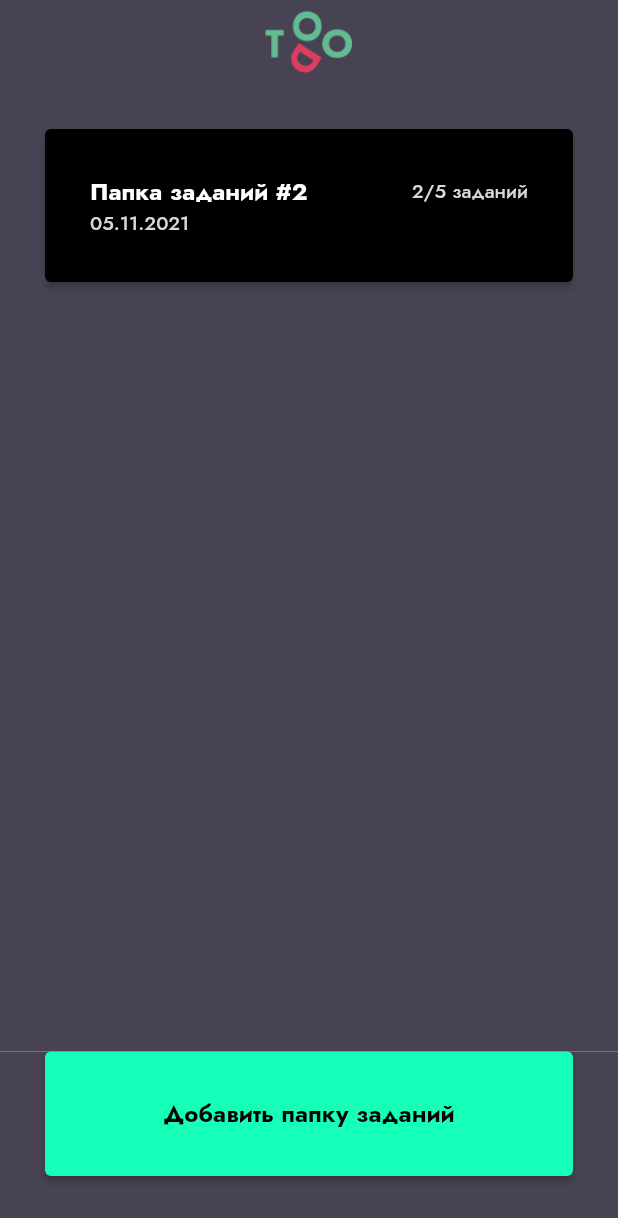
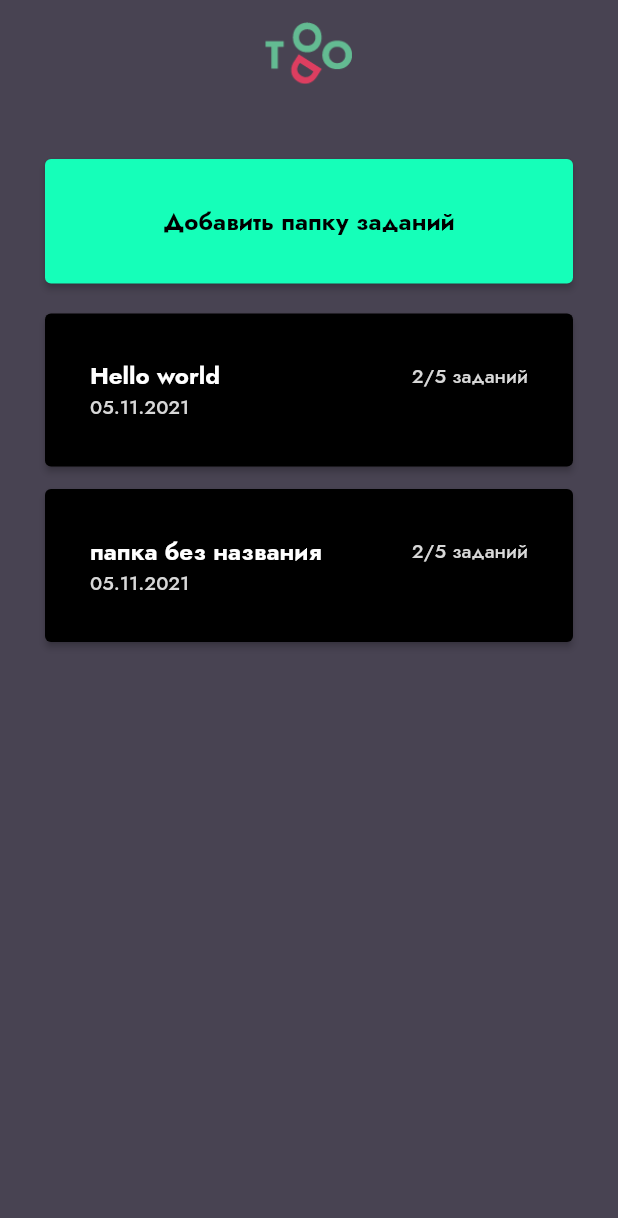
Before and after one commit to Hiwo-1101000-1101001/Flutter_todo, a Flutter app: the screen it shows after launch, on a phone screen of 412 x 824 dp. Shown: the top 1218 px of the screen. Run offline on Flutter 3.47's test engine with Material 2 defaults, Android fonts, the phone set to English and light mode, and no system bars.

Commit message:
Немного изменений внешнего вида, добавление роутов

```diff
--- a/lib/main.dart
+++ b/lib/main.dart
@@ -1,8 +1,9 @@
 import "package:flutter/material.dart";
-import 'const.dart'; // Const
-// Widgets
-import 'package:flutter_app/widgets/buttonsheet_button_widget.dart';
-import 'widgets/card_widget.dart';
+import 'package:flutter_app/const.dart'; // Const
+
+// Pages
+import 'package:flutter_app/screens/main_screen.dart';
+import 'package:flutter_app/screens/todo_detail_screen.dart'; // HomePage
 
 void main() => runApp(App());
 
@@ -12,54 +13,20 @@ class App extends StatelessWidget {
   @override
   Widget build(BuildContext context) {
     return MaterialApp(
-        theme: ThemeData(
-            // Назначил цвет фона
-            scaffoldBackgroundColor: BACKGROUND_COLOR,
-            // Назначил шрифт из файла pubspec.yaml
-            fontFamily: FONT_FAMILY),
-        home: Scaffold(
-          // Создал AppBar
-          appBar: AppBar(
-            backgroundColor: BACKGROUND_COLOR, // Цвет у AppBar
-            elevation: 0, // Убрал дефолтную тень у AppBar
-            title: Container(
-              // Внешние отступы сверху и снизу у AppBar
-              margin: const EdgeInsets.only(
-                top: 25.0,
-                bottom: 25.0,
-              ),
-              child: Center(
-                // Это для центровки
-                // Ставлю логотип приложения
-                child: Image.asset(
-                  LOGO,
-                  width: 60.0,
-                ),
-              ),
-            ),
-          ),
-          // Началась основная часть приложения
-          body: Container(
-            padding: CONTAINER, // Отступы от краев
-            width: double.infinity, // На все длинну
-            // Это контейнер в котором все...
-            child: Container(
-              height: double.infinity, // На всю высоту
-              // Колонка с папками заданий
-              child: Column(
-                children: [
-                  // Вот и сама карточка папки
-                  Container(
-                    margin:
-                        EdgeInsets.only(bottom: 15.0), // Внешний отступ снизу
-                    child: CardWidget(), // Создал кнопку для кликабельности карточки
-                  ),
-                ],
-              ),
-            ),
-          ),
-          // Место для кнопки снизу
-          bottomSheet: ButtonSheetButtonWidget(),
-        ));
+      title: "Todo app",
+      initialRoute: '/',
+      routes: {
+        // Главный экран
+        '/': (context) => const MainScreen(),
+        // Страница детальной информации о задачах
+        '/detail': (context) => const DetailScreen()
+      },
+      theme: ThemeData(
+        // Назначил цвет фона
+        scaffoldBackgroundColor: BACKGROUND_COLOR,
+        // Назначил шрифт из файла pubspec.yaml
+        fontFamily: FONT_FAMILY,
+      ),
+    );
   }
 }
--- /dev/null
+++ b/lib/screens/main_screen.dart
@@ -0,0 +1,52 @@
+import 'package:flutter/material.dart';
+import 'package:flutter_app/const.dart';
+import 'package:flutter_app/screens/todo_detail_screen.dart';
+
+// Widgets
+import 'package:flutter_app/widgets/buttonsheet_button_widget.dart';
+import 'package:flutter_app/widgets/card_widget.dart';
+
+class MainScreen extends StatelessWidget {
+  const MainScreen({Key? key}) : super(key: key);
+
+  @override
+  Widget build(BuildContext context) {
+    return Scaffold(
+      // Создал AppBar
+      appBar: AppBar(
+        backgroundColor: BACKGROUND_COLOR, // Цвет у AppBar
+        elevation: 0, // Убрал дефолтную тень у AppBar
+        title: Container(
+          padding: EdgeInsets.only(top: 15.0),
+          child: Center(
+            // Ставлю логотип приложения
+            child: Image.asset(
+              LOGO,
+              width: 60.0,
+            ),
+          ),
+        ),
+      ),
+      body: Container(
+        padding: CONTAINER, // Отступы от краев
+        width: double.infinity, // На все длинну
+        child: Container(
+          height: double.infinity, // На всю высоту
+          // Колонка с папками заданий
+          child: ListView(
+            children: <Widget>[
+              // Кнопка добавления папки задния
+              ButtonSheetButtonWidget(),
+              CardWidget(
+                title: "Hello world",
+              ),
+              CardWidget(
+                title: null,
+              ),
+            ],
+          ),
+        ),
+      )
+    );
+  }
+}
--- /dev/null
+++ b/lib/screens/todo_detail_screen.dart
@@ -0,0 +1,11 @@
+import 'package:flutter/material.dart';
+import 'package:flutter_app/const.dart';
+
+class DetailScreen extends StatelessWidget {
+  const DetailScreen({Key? key}) : super(key: key);
+
+  @override
+  Widget build(BuildContext context) {
+    return Container();
+  }
+}
--- a/lib/widgets/buttonsheet_button_widget.dart
+++ b/lib/widgets/buttonsheet_button_widget.dart
@@ -1,6 +1,5 @@
 import 'package:flutter/material.dart';
-
-import '../const.dart'; // Const
+import 'package:flutter_app/const.dart'; // Const
 
 class ButtonSheetButtonWidget extends StatelessWidget {
   const ButtonSheetButtonWidget({Key? key}) : super(key: key);
@@ -12,8 +11,7 @@ class ButtonSheetButtonWidget extends StatelessWidget {
         color: BACKGROUND_COLOR,
       ),
       // Внутренние отступы (Кнопка прижималась к краям экрана)
-      padding:
-          const EdgeInsets.only(left: 30.0, right: 30.0, bottom: 40.0),
+      padding: const EdgeInsets.only(bottom: 20.0, top: 20.0),
       width: double.infinity, // Ширину на всю длинну
       // Создание кнопки
       child: ElevatedButton(
--- a/lib/widgets/card_widget.dart
+++ b/lib/widgets/card_widget.dart
@@ -1,17 +1,18 @@
 import 'package:flutter/material.dart';
-
-import '../const.dart';
+import 'package:flutter_app/const.dart';
 
 class CardWidget extends StatelessWidget {
-  const CardWidget({Key? key}) : super(key: key);
+  final String? title;
+  const CardWidget({required this.title});
 
   @override
   Widget build(BuildContext context) {
-    return ElevatedButton(
+    return Container(
+      margin: EdgeInsets.only(bottom: 15.0), // Внешний отступ снизу
+      child: ElevatedButton(
         style: ElevatedButton.styleFrom(
             primary: CARD_BACKGROUND, // Цвет кнопки
-          padding: EdgeInsets.all(
-              30.0)), // Внутренние отступы у кнопки
+            padding: EdgeInsets.all(30.0)), // Внутренние отступы у кнопки
         // Создание колонки
         child: Column(
           children: [
@@ -20,17 +21,16 @@ class CardWidget extends StatelessWidget {
               mainAxisAlignment: MainAxisAlignment
                   .spaceBetween, // размещение виджетов по разным сторонам кнопки
               children: [
-              const Text(
-                "Папка заданий #2",
-                style: TextStyle(
+                Text(
+                  title ?? "папка без названия",
+                  style: const TextStyle(
                       color: WHITE, // цвет текста
                       fontWeight: FONT_WEIGHT_BOLD,
                       fontSize: DEFAULT_FONT_SIZE),
                 ),
                 const Text(
                   "2/5 заданий",
-                style: TextStyle(
-                    color: GRAY, fontSize: SMALL_FONT_SIZE),
+                  style: TextStyle(color: GRAY, fontSize: SMALL_FONT_SIZE),
                 ),
               ],
             ),
@@ -48,6 +48,7 @@ class CardWidget extends StatelessWidget {
           ],
         ),
         onPressed: () {}, // Событие при клике
+      ),
     );
   }
 }
```
Also changed, not shown: pubspec.lock. Lines whose indentation alone changed are shown as unchanged.
